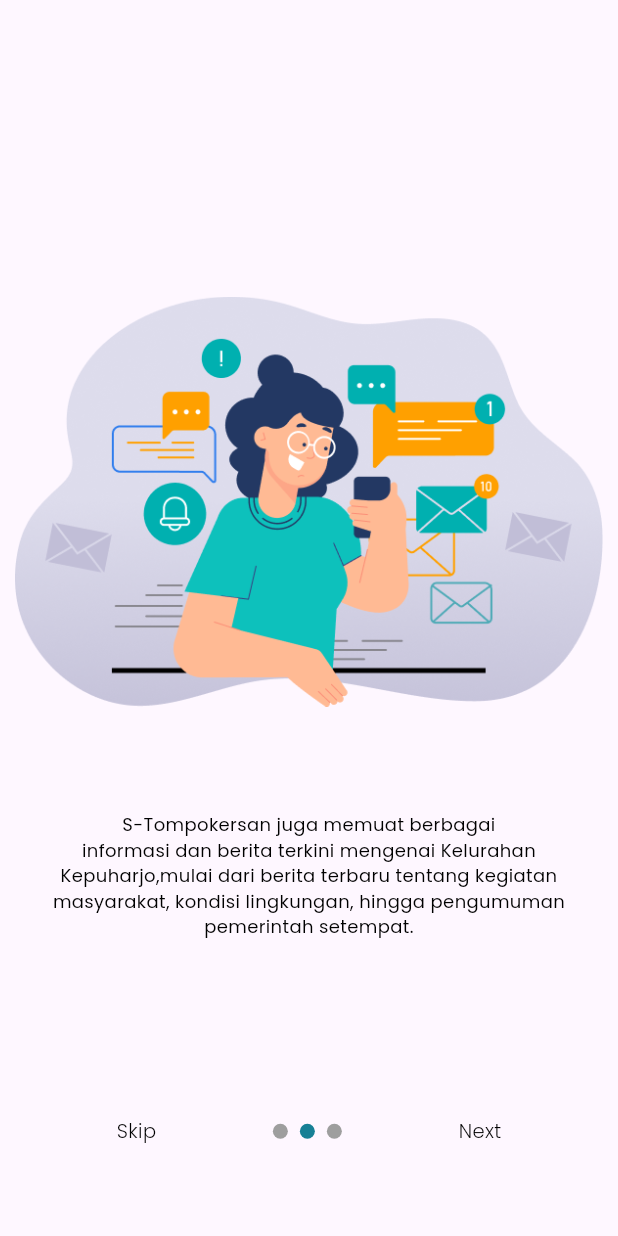
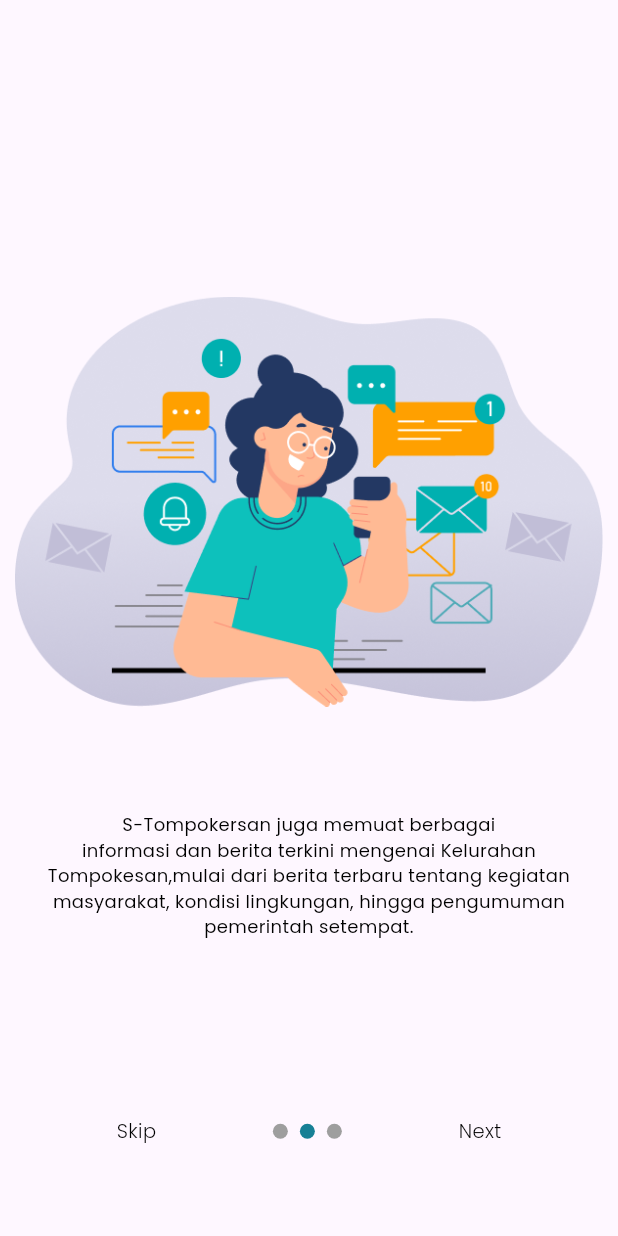
Before and after one commit to KelurahanKepuharjo/New-Kepuharjo-Mobile-Framework, a Flutter app: the screen it shows after launch, swiped to page 2, on a phone screen of 412 x 824 dp. Run offline on Flutter 3.47's test engine with Material 3 defaults, Android fonts, the phone set to English and light mode, and no system bars; drawn by our look-alikes of smooth_page_indicator; our stand-ins replace awesome_dialog, card_loading, device_info_plus, dotted_border, firebase_core, firebase_messaging and 8 more; missing offline and left inert: android_intent_plus, flutter_flushbar; accounts and stored records are empty.

Commit message:
[update] text

```diff
--- a/lib/Wellcome/intropage2.dart
+++ b/lib/Wellcome/intropage2.dart
@@ -19,7 +19,7 @@ class IntroPage2 extends StatelessWidget {
             height: 70,
           ),
           Text(
-            "S-Tompokersan juga memuat berbagai\ninformasi dan berita terkini mengenai Kelurahan Kepuharjo,mulai dari berita terbaru tentang kegiatan masyarakat, kondisi lingkungan, hingga pengumuman pemerintah setempat.",
+            "S-Tompokersan juga memuat berbagai\ninformasi dan berita terkini mengenai Kelurahan Tompokesan,mulai dari berita terbaru tentang kegiatan masyarakat, kondisi lingkungan, hingga pengumuman pemerintah setempat.",
             textAlign: TextAlign.center,
             style: MyFont.poppins(fontSize: 12, color: black),
           )
```
